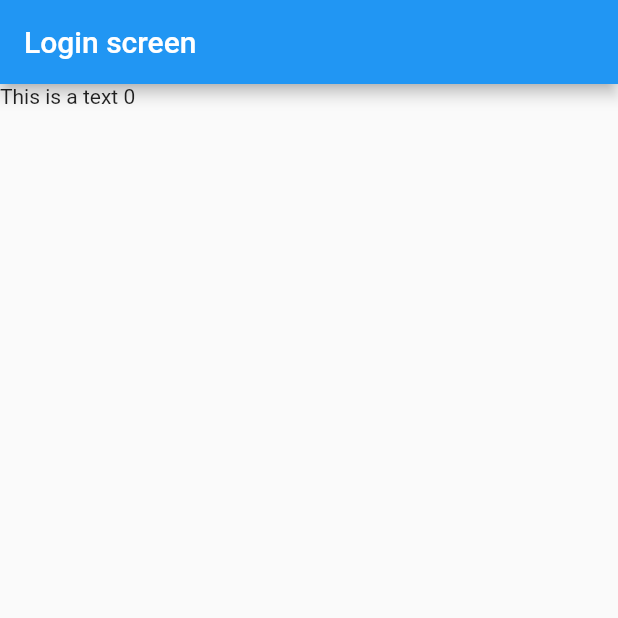
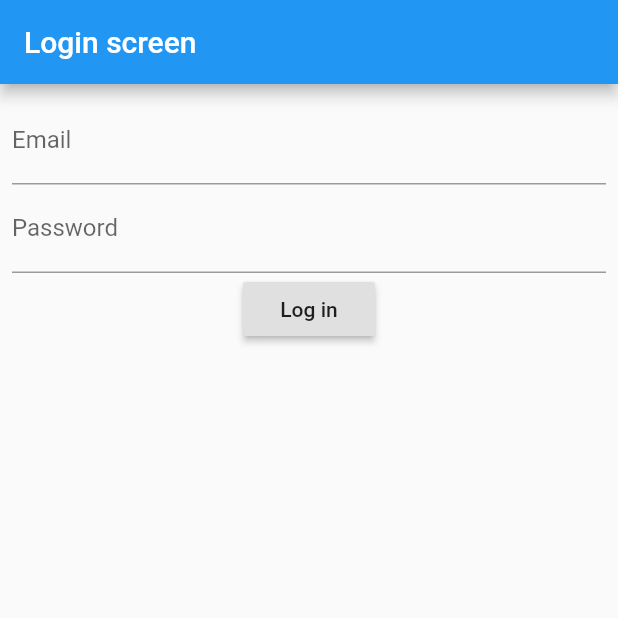
Before and after one commit to qwicengineering/flutter-amazon-freertos-plugin, a Flutter app: the screen it shows after launch, on a phone screen of 412 x 824 dp, the top half of it. Run offline on Flutter 3.47's test engine with Material 2 defaults, Android fonts, the phone set to English and light mode, and no system bars; our stand-ins replace flutter_mobx, mobx, validators; missing offline and left inert: plugin_scaffold; generated files the repository leaves out were written again.

Commit message:
example app: add login screen and auth form store
* create login screen
* auth form store to validate input fields

```diff
--- a/example/lib/login.screen.dart
+++ b/example/lib/login.screen.dart
@@ -8,7 +8,7 @@ import "stores/cognito/cognito.store.dart";
 class LoginScreen extends StatelessWidget {
     @override
     Widget build(BuildContext context) {
-        final authStore = Provider.of<AuthFormStore>(context);
+        final authFormStore = Provider.of<AuthFormStore>(context);
         final cognitoStore = Provider.of<CognitoStore>(context);
 
         return Observer(name: "LoginScreen",
@@ -16,10 +16,38 @@ class LoginScreen extends StatelessWidget {
                 appBar: AppBar(
                     title: Text("Login screen")
                 ),
-                body: Column(
-                    children: <Widget>[
-                        Text("This is a text ${cognitoStore.value}")
-                    ],
+                body: Form(
+                    child: Padding(
+                        padding: EdgeInsets.all(8),
+                        child: Column(
+                            children: <Widget>[
+                                Observer(
+                                    builder: (_) => TextField(
+                                        onChanged: (value) => authFormStore.email = value,
+                                        decoration: InputDecoration(
+                                            labelText: "Email",
+                                            hintText: "Enter email",
+                                            errorText: authFormStore.error.email
+                                        ),
+                                    ),
+                                ),
+                                Observer(
+                                    builder: (_) => TextField(
+                                        onChanged: (value) => authFormStore.password = value,
+                                        decoration: InputDecoration(
+                                            labelText: "Password",
+                                            hintText: "Enter password",
+                                            errorText: authFormStore.error.password
+                                        ),
+                                    ),
+                                ),
+                                RaisedButton(
+                                    child: Text("Log in"),
+                                    onPressed: cognitoStore.signin,
+                                )
+                            ],
+                        )
+                    )
                 )
             )
         );
--- a/example/lib/stores/auth/auth_form.store.dart
+++ b/example/lib/stores/auth/auth_form.store.dart
@@ -1,10 +1,14 @@
 import "package:mobx/mobx.dart";
+import "package:validators/validators.dart";
 
 part "auth_form.store.g.dart";
 
 class AuthFormStore = _AuthFormStore with _$AuthFormStore;
 
 abstract class _AuthFormStore with Store {
+
+    final AuthFormErrorState error  = AuthFormErrorState();
+
     @observable
     String email = "";
 
@@ -20,4 +24,28 @@ abstract class _AuthFormStore with Store {
     void setPassword(String value) {
         password = value;
     }
+
+    @action
+    Future validateUsername(String value) async {
+        if (isNull(value) || value.isEmpty) {
+            error.email = "Cannot be blank";
+            return;
+        }
+
+        error.email = null;
+    }
+
 }
+
+class AuthFormErrorState = _AuthFormErrorState with _$AuthFormErrorState;
+
+abstract class _AuthFormErrorState with Store {
+    @observable
+    String email;
+
+    @observable
+    String password;
+
+    @computed
+    bool get hasErrors => email != null || password != null;
+}
--- a/example/lib/stores/cognito/cognito.store.dart
+++ b/example/lib/stores/cognito/cognito.store.dart
@@ -9,7 +9,7 @@ abstract class _CognitoStore with Store {
     int value = 0;
 
     @action
-    void increment() {
+    void signin() {
         value++;
     }
 }
--- a/pubspec.yaml
+++ b/pubspec.yaml
@@ -14,6 +14,7 @@ dependencies:
 
   plugin_scaffold: ^2.0.0
   logging: ^0.11.4
+  validators: ^2.0.0+1
 
 dev_dependencies:
   flutter_test:
```
Also changed, not shown: example/lib/stores/auth/auth_form.store.g.dart, example/lib/stores/cognito/cognito.store.g.dart, example/pubspec.lock, pubspec.lock.
